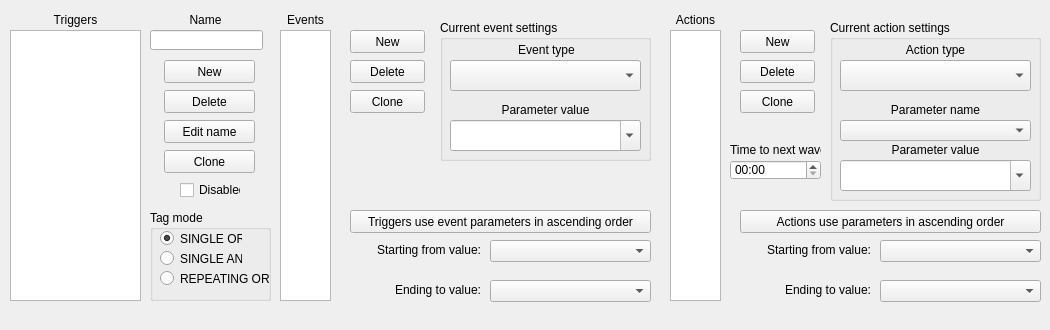
PTapioK/TSWaveMaker, file src/triggersection.ui: the form before one commit.
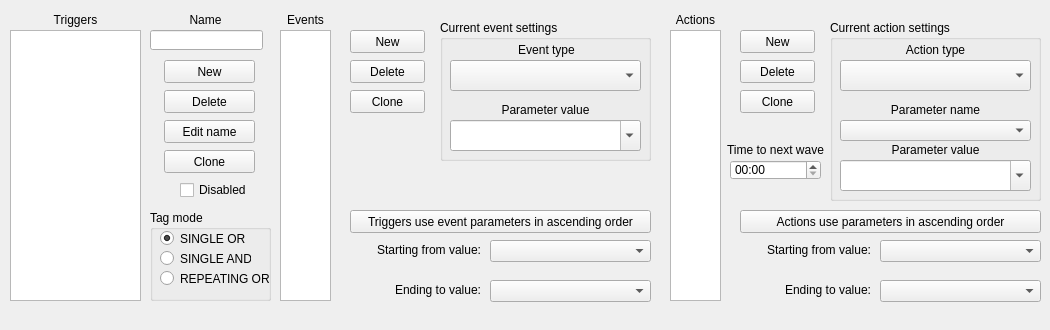
The form after the commit.

Commit message: Some GUI fine tuning and fixed some compiler warnings.

Diff of the .ui file:
```diff
--- a/src/triggersection.ui
+++ b/src/triggersection.ui
@@ -142,7 +142,7 @@
      <rect>
       <x>180</x>
       <y>180</y>
-      <width>61</width>
+      <width>81</width>
       <height>20</height>
      </rect>
     </property>
@@ -370,9 +370,9 @@
    <widget class="QLabel" name="TALALabel">
     <property name="geometry">
      <rect>
-      <x>730</x>
+      <x>720</x>
       <y>140</y>
-      <width>91</width>
+      <width>111</width>
       <height>20</height>
      </rect>
     </property>
@@ -623,7 +623,7 @@
       <rect>
        <x>10</x>
        <y>20</y>
-       <width>82</width>
+       <width>91</width>
        <height>17</height>
       </rect>
      </property>
@@ -639,7 +639,7 @@
       <rect>
        <x>10</x>
        <y>40</y>
-       <width>82</width>
+       <width>91</width>
        <height>17</height>
       </rect>
      </property>
```
The commit also changes 7 other files.
